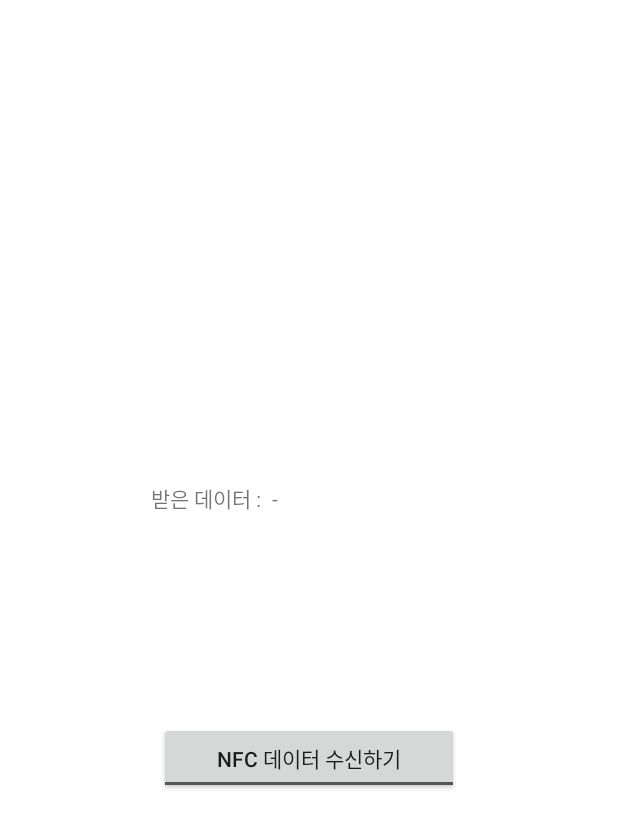
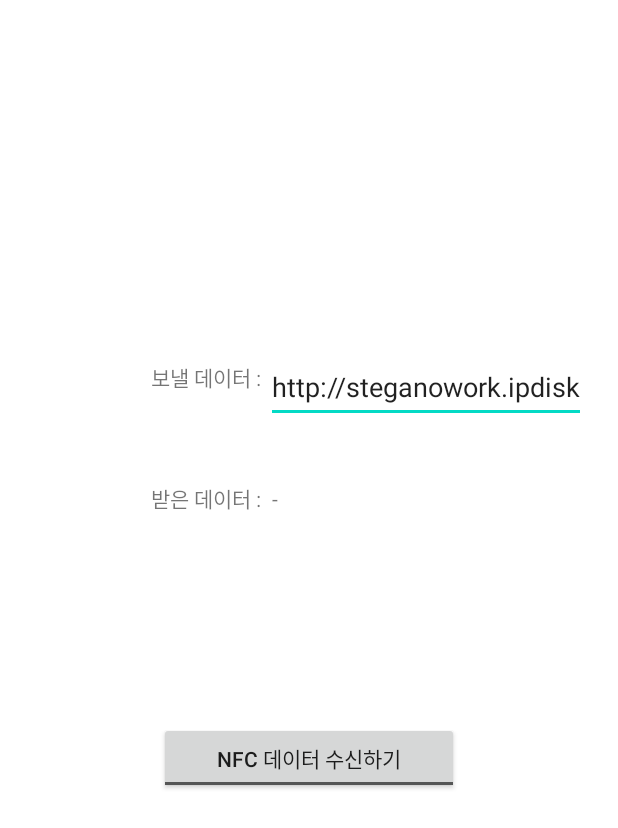
Before and after one commit to stegano3094/CloserTag, an Android app: the layout activity_main.xml on its own in the app's theme, with its tools: preview values and no code run, on a phone screen of 412 x 824 dp. Shown: the top 828 px of the screen. Run offline under Robolectric (Android 15) with nearby library versions, the phone set to English and light mode, and no system bars.

```diff
--- a/app/src/main/res/layout/activity_main.xml
+++ b/app/src/main/res/layout/activity_main.xml
@@ -40,4 +40,32 @@
         app:layout_constraintTop_toTopOf="parent"
         app:layout_constraintVertical_bias="0.62" />
 
+    <TextView
+        android:id="@+id/textView4"
+        android:layout_width="wrap_content"
+        android:layout_height="wrap_content"
+        android:text="보낼 데이터 : "
+        app:layout_constraintBottom_toBottomOf="parent"
+        app:layout_constraintHorizontal_bias="0.3"
+        app:layout_constraintLeft_toLeftOf="parent"
+        app:layout_constraintRight_toRightOf="parent"
+        app:layout_constraintTop_toTopOf="parent"
+        app:layout_constraintVertical_bias="0.3" />
+
+    <EditText
+        android:id="@+id/editUserInputData"
+        android:layout_width="wrap_content"
+        android:layout_height="wrap_content"
+        android:ems="10"
+        android:maxLines="1"
+        android:inputType="textPersonName"
+        android:text="http://steganowork.ipdisk.co.kr"
+        android:hint="입력하세요."
+        app:layout_constraintBottom_toBottomOf="@+id/textView4"
+        app:layout_constraintEnd_toEndOf="parent"
+        app:layout_constraintHorizontal_bias="0.0"
+        app:layout_constraintStart_toEndOf="@+id/textView4"
+        app:layout_constraintTop_toTopOf="@+id/textView4"
+        app:layout_constraintVertical_bias="0.274" />
+
 </androidx.constraintlayout.widget.ConstraintLayout>
```
Also changed, not shown: app/src/main/java/com/stegano/closertag/MainActivity.kt (+34 -10 lines).
